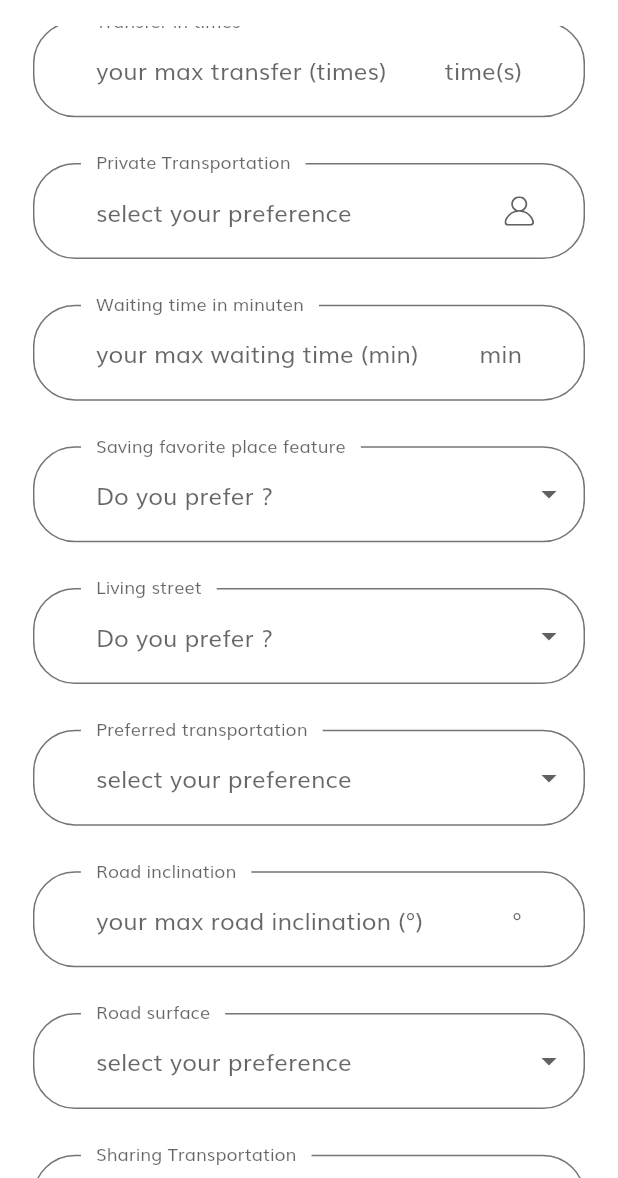
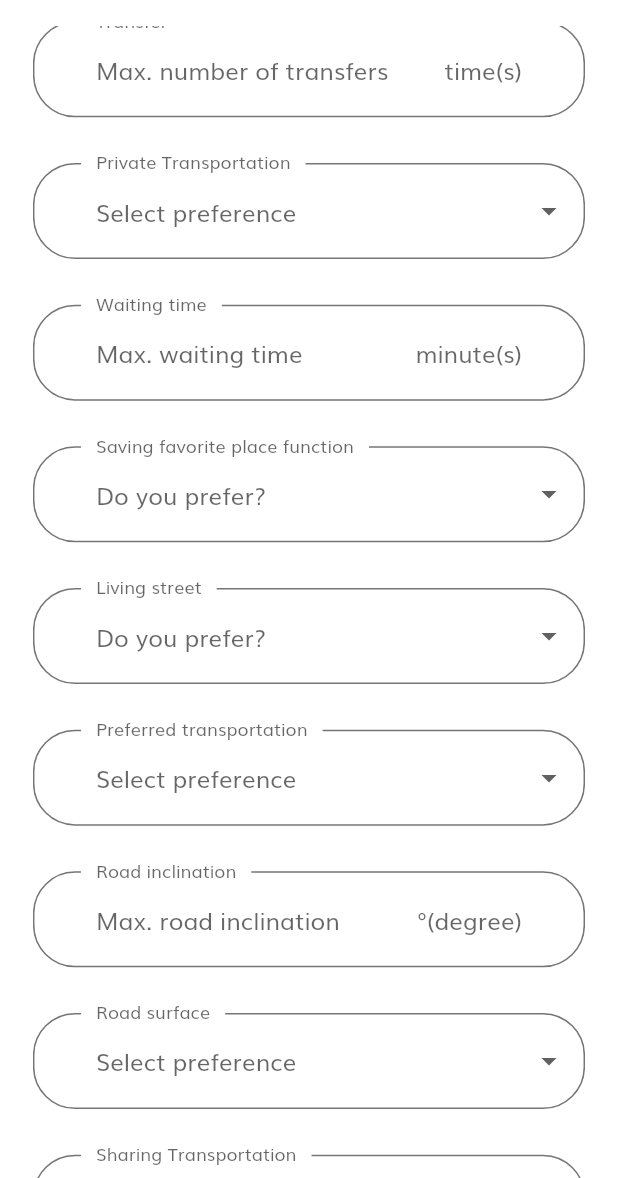
Before and after one commit to deutschkihun/User-Preference-Service, a Flutter app: the HomeScreen screen opened by its route, scrolled down 576 dp, on a phone screen of 412 x 824 dp, the part 58-1236 px from its top. Run offline on Flutter 3.47's test engine with Material 2 defaults, Android fonts, the phone set to English and light mode, and no system bars; our stand-ins replace flutter_svg.

Commit message:
edit data saving

```diff
--- a/client/lib/constants.dart
+++ b/client/lib/constants.dart
@@ -26,6 +26,7 @@ const defaultDuration = Duration(milliseconds: 250);
 final RegExp emailValidatorRegExp =
     RegExp(r"^[a-zA-Z0-9.]+@[a-zA-Z0-9]+\.[a-zA-Z]+");
 const String kEmailNullError = "Please Enter your email";
+const String kGenderNullError = "Please Select your gender";
 const String kInvalidEmailError = "Please Enter Valid Email";
 const String kPassNullError = "Please Enter your password";
 const String kShortPassError = "Password is too short";
--- a/client/lib/screen/home/components/home_form.dart
+++ b/client/lib/screen/home/components/home_form.dart
@@ -1,6 +1,5 @@
 import 'dart:convert';
 import 'package:flutter/material.dart';
-import 'package:upp/components/custom_surfix_icon.dart';
 import 'package:upp/components/default_button.dart';
 import 'package:upp/components/form_error.dart';
 import 'package:upp/helper/keyboard.dart';
@@ -28,6 +27,7 @@ class _HomeFormState extends State<HomeForm> {
   String sharingTransportation;
   int travelCost;
   int travelTime;
+  int waitingTime;
   int transfer;
   int roadInclination;
 
@@ -41,19 +41,34 @@ class _HomeFormState extends State<HomeForm> {
     'Tram',
     'Taxi',
     'Sharing transportation',
-    'Private Transportation'
+    'Private Transportation',
+    'Not preferred'
   ];
-  List<String> roadSurfaceList = ['dirt', 'alspaht'];
+  List<String> roadSurfaceList = [
+    'Paved surface',
+    'Rough surface',
+    'Riding surface',
+    'Concrete',
+    'Asphalte',
+    'Grass',
+    'Wood'
+  ];
+
   List<String> privateTransporationList = [
-    'Private vehicles',
-    'Bike',
+    'Automobile',
+    'Bicycle',
+    'Electric scooter',
+    'Motorcycle',
+    'Skateboard',
+    'Not preferred'
   ];
   List<String> sharingTransportationList = [
     'Stadtmobil',
     'NextBike',
-    'E-scooter (Tier)',
-    'E-scooter (Bird)',
-    'E-scooter (VOI)',
+    'Electric-scooter (Tier)',
+    'Electric-scooter (Bird)',
+    'Electric-scooter (VOI)',
+    'Not preferred'
   ];
 
   void addError({String error}) {
@@ -75,7 +90,18 @@ class _HomeFormState extends State<HomeForm> {
         headers: {'Content-Type': 'application/json'},
         body: json.encode({
           'Environmental friendliness': environmentalFriendliness,
-          'Travel const': travelCost,
+          'Light rail travel': lightRailTravel,
+          'Travel cost': travelCost,
+          'Travel time': travelTime,
+          'Transfer': transfer,
+          'Private Transportation': privateTransportation,
+          'Waiting time': waitingTime,
+          'Favorite place': favoritePlace,
+          'Living street': livingStreet,
+          'Preferred transportation': privateTransportation,
+          'Road inclination': roadInclination,
+          'Road surface': roadSurface,
+          'Sharing Transportation': sharingTransportation
         }));
     print(res.body);
     if (res.body != null) {
@@ -120,7 +146,7 @@ class _HomeFormState extends State<HomeForm> {
           //FormError(errors: errors),
           SizedBox(height: getProportionateScreenHeight(30)),
           DefaultButton(
-            text: "Continue",
+            text: "Save",
             press: () {
               if (_formKey.currentState.validate()) {
                 // _formKey.currentState.save();
@@ -140,11 +166,10 @@ class _HomeFormState extends State<HomeForm> {
       decoration: InputDecoration(
         labelText: "Environmental friendliness",
         floatingLabelBehavior: FloatingLabelBehavior.always,
-        suffixIcon: CustomSurffixIcon(svgIcon: "assets/icons/User.svg"),
       ),
       value: environmentalFriendliness,
       hint: Text(
-        'Do you prefer ?',
+        'Do you prefer?',
       ),
       isExpanded: true,
       onChanged: (value) {
@@ -173,11 +198,10 @@ class _HomeFormState extends State<HomeForm> {
       decoration: InputDecoration(
         labelText: "Light rail travel",
         floatingLabelBehavior: FloatingLabelBehavior.always,
-        suffixIcon: CustomSurffixIcon(svgIcon: "assets/icons/User.svg"),
       ),
       value: lightRailTravel,
       hint: Text(
-        'Do you prefer ?',
+        'Do you prefer?',
       ),
       isExpanded: true,
       onChanged: (value) {
@@ -206,8 +230,8 @@ class _HomeFormState extends State<HomeForm> {
       keyboardType: TextInputType.number,
       onSaved: (newValue) => travelCost = newValue as int,
       decoration: InputDecoration(
-        labelText: "Travel cost in Dollar",
-        hintText: "your max travel cost (Dollar)",
+        labelText: "Travel cost",
+        hintText: "Max. travel cost",
         floatingLabelBehavior: FloatingLabelBehavior.always,
         suffixText: '\$',
       ),
@@ -219,10 +243,10 @@ class _HomeFormState extends State<HomeForm> {
       keyboardType: TextInputType.number,
       onSaved: (newValue) => travelCost = newValue as int,
       decoration: InputDecoration(
-        labelText: "Travel time in minuten",
-        hintText: "your max travel time (min)",
+        labelText: "Travel time",
+        hintText: "Max. travel time",
         floatingLabelBehavior: FloatingLabelBehavior.always,
-        suffixText: 'min',
+        suffixText: 'minute(s)',
       ),
     );
   }
@@ -232,8 +256,8 @@ class _HomeFormState extends State<HomeForm> {
       keyboardType: TextInputType.number,
       onSaved: (newValue) => travelCost = newValue as int,
       decoration: InputDecoration(
-        labelText: "Transfer in times",
-        hintText: "your max transfer (times)",
+        labelText: "Transfer",
+        hintText: "Max. number of transfers",
         floatingLabelBehavior: FloatingLabelBehavior.always,
         suffixText: 'time(s)',
       ),
@@ -245,11 +269,10 @@ class _HomeFormState extends State<HomeForm> {
       decoration: InputDecoration(
         labelText: "Private Transportation",
         floatingLabelBehavior: FloatingLabelBehavior.always,
-        suffixIcon: CustomSurffixIcon(svgIcon: "assets/icons/User.svg"),
       ),
       value: privateTransportation,
       hint: Text(
-        'select your preference',
+        'Select preference',
       ),
       isExpanded: true,
       onChanged: (value) {
@@ -276,12 +299,12 @@ class _HomeFormState extends State<HomeForm> {
   TextFormField buildWaitingTimeFormField() {
     return TextFormField(
       keyboardType: TextInputType.number,
-      onSaved: (newValue) => travelCost = newValue as int,
+      onSaved: (newValue) => waitingTime = newValue as int,
       decoration: InputDecoration(
-        labelText: "Waiting time in minuten",
-        hintText: "your max waiting time (min)",
+        labelText: "Waiting time",
+        hintText: "Max. waiting time",
         floatingLabelBehavior: FloatingLabelBehavior.always,
-        suffixText: 'min',
+        suffixText: 'minute(s)',
       ),
     );
   }
@@ -289,12 +312,12 @@ class _HomeFormState extends State<HomeForm> {
   DropdownButtonFormField buildFavoritePlaceFormField() {
     return DropdownButtonFormField(
       decoration: InputDecoration(
-        labelText: "Saving favorite place feature",
+        labelText: "Saving favorite place function",
         floatingLabelBehavior: FloatingLabelBehavior.always,
       ),
       value: favoritePlace,
       hint: Text(
-        'Do you prefer ?',
+        'Do you prefer?',
       ),
       isExpanded: true,
       onChanged: (value) {
@@ -326,7 +349,7 @@ class _HomeFormState extends State<HomeForm> {
       ),
       value: livingStreet,
       hint: Text(
-        'Do you prefer ?',
+        'Do you prefer?',
       ),
       isExpanded: true,
       onChanged: (value) {
@@ -358,7 +381,7 @@ class _HomeFormState extends State<HomeForm> {
       ),
       value: preferredTransportation,
       hint: Text(
-        'select your preference',
+        'Select preference',
       ),
       isExpanded: true,
       onChanged: (value) {
@@ -388,9 +411,9 @@ class _HomeFormState extends State<HomeForm> {
       onSaved: (newValue) => roadInclination = newValue as int,
       decoration: InputDecoration(
         labelText: "Road inclination",
-        hintText: "your max road inclination (°)",
+        hintText: "Max. road inclination",
         floatingLabelBehavior: FloatingLabelBehavior.always,
-        suffixText: '°',
+        suffixText: '°(degree)',
       ),
     );
   }
@@ -403,7 +426,7 @@ class _HomeFormState extends State<HomeForm> {
       ),
       value: roadSurface,
       hint: Text(
-        'select your preference',
+        'Select preference',
       ),
       isExpanded: true,
       onChanged: (value) {
@@ -435,7 +458,7 @@ class _HomeFormState extends State<HomeForm> {
       ),
       value: sharingTransportation,
       hint: Text(
-        'select your preference',
+        'Select preference',
       ),
       isExpanded: true,
       onChanged: (value) {
```
Also changed, not shown: client/lib/screen/SignUp/components/sign_up_form.dart (+16 -4 lines), client/flutter_01.png (added), 3 other files.
